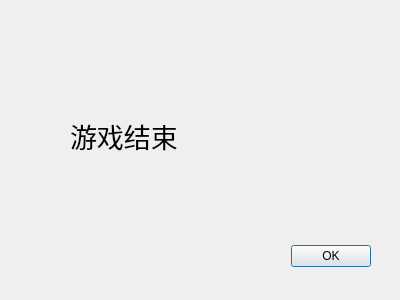
Qt form dialog.ui (CalciumArgon/SnakeGame) before a commit.
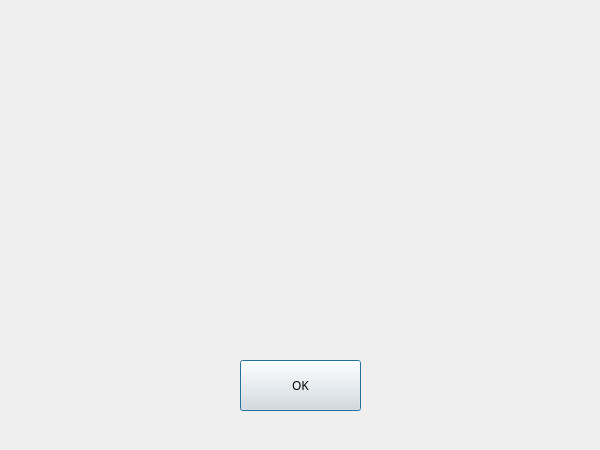
The same form after that commit.

Patch:
```diff
--- a/dialog.ui
+++ b/dialog.ui
@@ -6,34 +6,18 @@
    <rect>
     <x>0</x>
     <y>0</y>
-    <width>400</width>
-    <height>300</height>
+    <width>600</width>
+    <height>450</height>
    </rect>
   </property>
   <property name="windowTitle">
    <string>Dialog</string>
   </property>
-  <widget class="QDialogButtonBox" name="buttonBox">
-   <property name="geometry">
-    <rect>
-     <x>30</x>
-     <y>240</y>
-     <width>341</width>
-     <height>32</height>
-    </rect>
-   </property>
-   <property name="orientation">
-    <enum>Qt::Horizontal</enum>
-   </property>
-   <property name="standardButtons">
-    <set>QDialogButtonBox::Ok</set>
-   </property>
-  </widget>
   <widget class="QLabel" name="label">
    <property name="geometry">
     <rect>
-     <x>70</x>
-     <y>50</y>
+     <x>150</x>
+     <y>90</y>
      <width>291</width>
      <height>171</height>
     </rect>
@@ -44,7 +28,31 @@
     </font>
    </property>
    <property name="text">
-    <string>游戏结束</string>
+    <string/>
+   </property>
+   <property name="alignment">
+    <set>Qt::AlignCenter</set>
+   </property>
+  </widget>
+  <widget class="QPushButton" name="btnOK">
+   <property name="geometry">
+    <rect>
+     <x>240</x>
+     <y>360</y>
+     <width>121</width>
+     <height>51</height>
+    </rect>
+   </property>
+   <property name="font">
+    <font>
+     <family>Book Antiqua</family>
+    </font>
+   </property>
+   <property name="styleSheet">
+    <string notr="true">background-color: rgba(230, 230, 230, 210);</string>
+   </property>
+   <property name="text">
+    <string>OK</string>
    </property>
   </widget>
  </widget>
```
Left out of the diff: 14 changed lines with no effect on the pictures.
